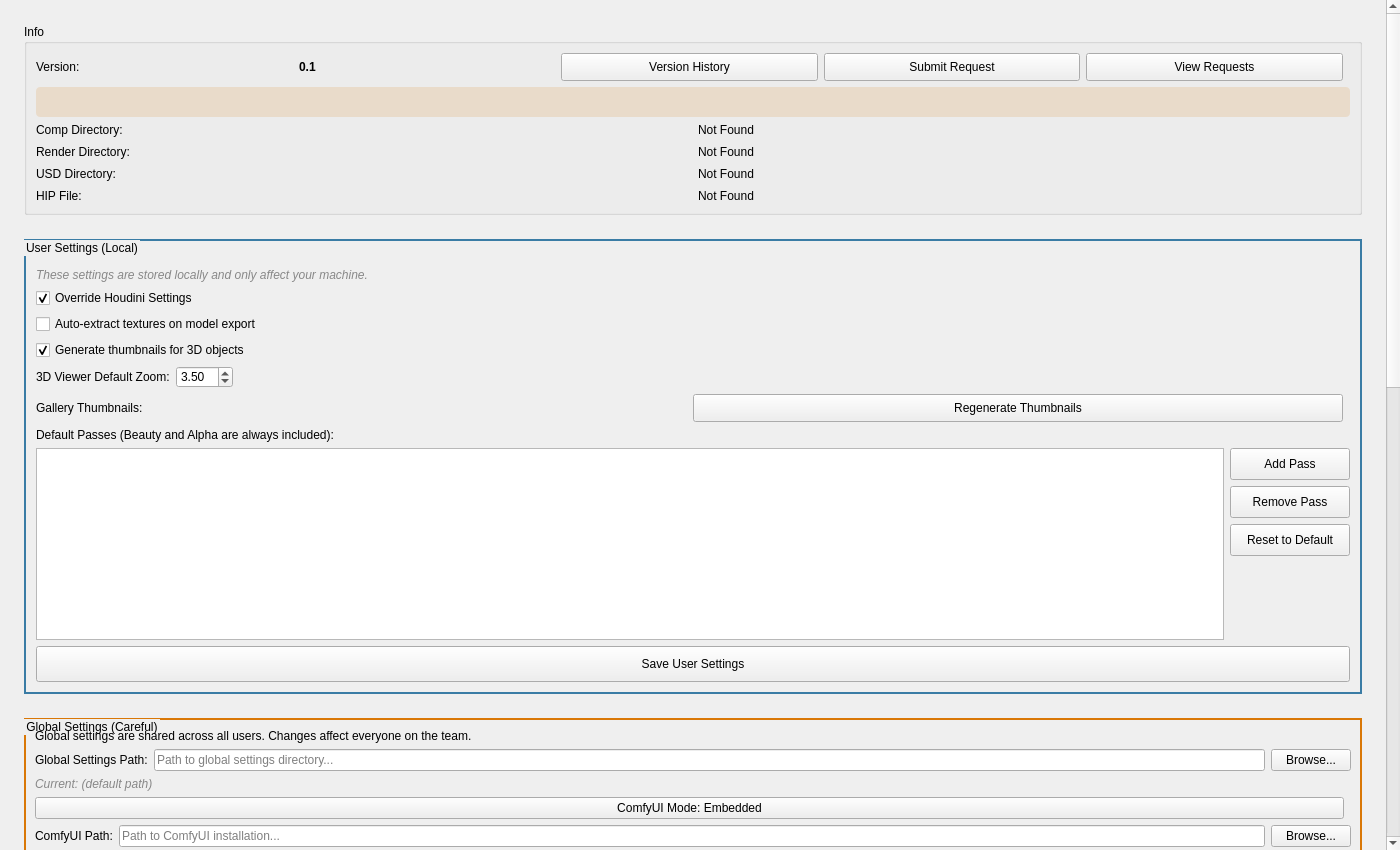
Before: the Qt Designer form resources/ui/tabs/settings.ui in cpt-cabbage/luma_tools, drawn with Qt 5.
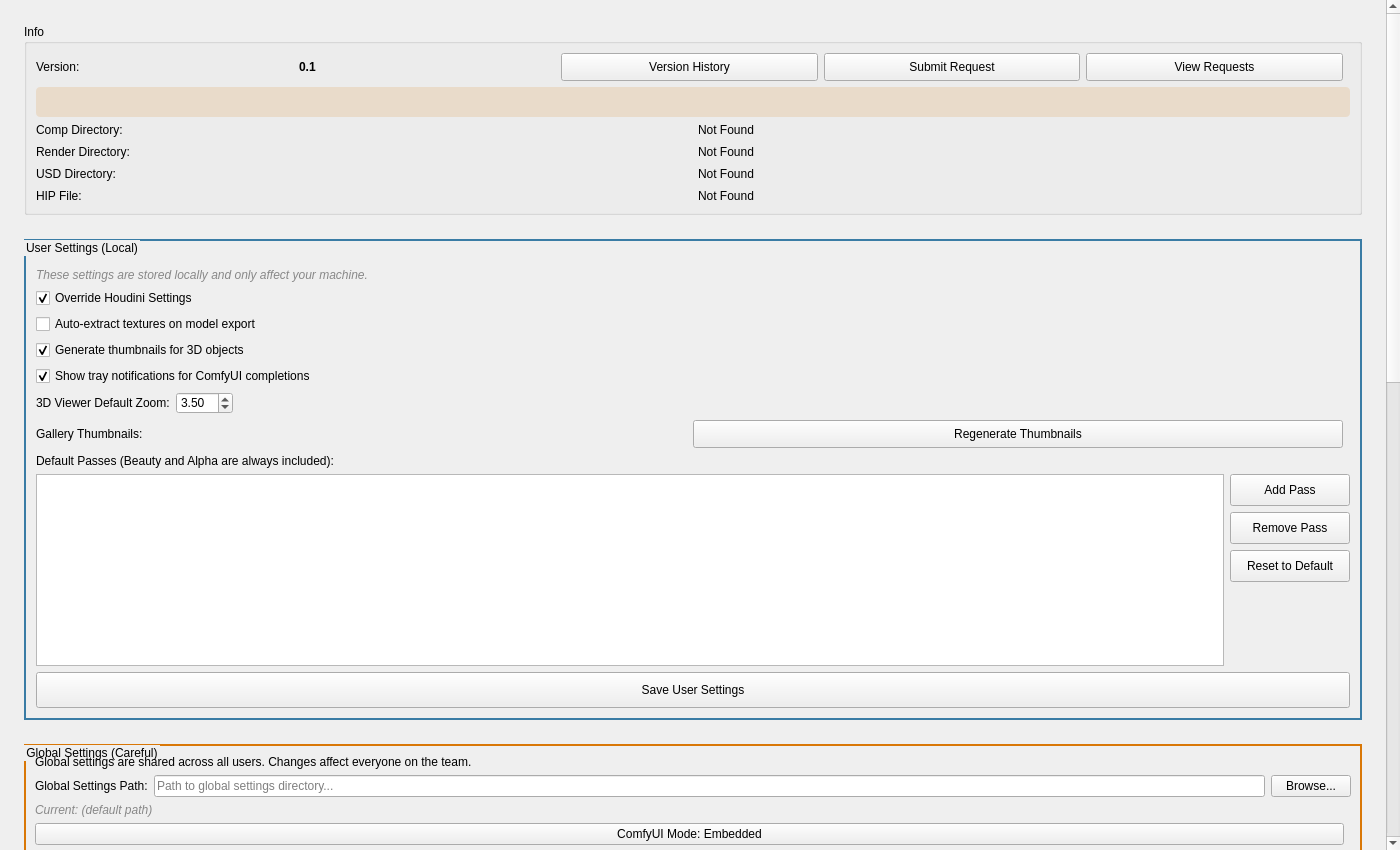
After: the same form once the commit is applied.

The edit to the form file:
```diff
--- a/resources/ui/tabs/settings.ui
+++ b/resources/ui/tabs/settings.ui
@@ -305,6 +305,19 @@
             </property>
            </widget>
           </item>
+          <item>
+           <widget class="QCheckBox" name="ShowTrayNotifications">
+            <property name="toolTip">
+             <string>Show Windows system tray notifications when ComfyUI jobs complete</string>
+            </property>
+            <property name="text">
+             <string>Show tray notifications for ComfyUI completions</string>
+            </property>
+            <property name="checked">
+             <bool>true</bool>
+            </property>
+           </widget>
+          </item>
           <item>
            <layout class="QHBoxLayout" name="viewer3DZoomLayout">
             <item>
```
